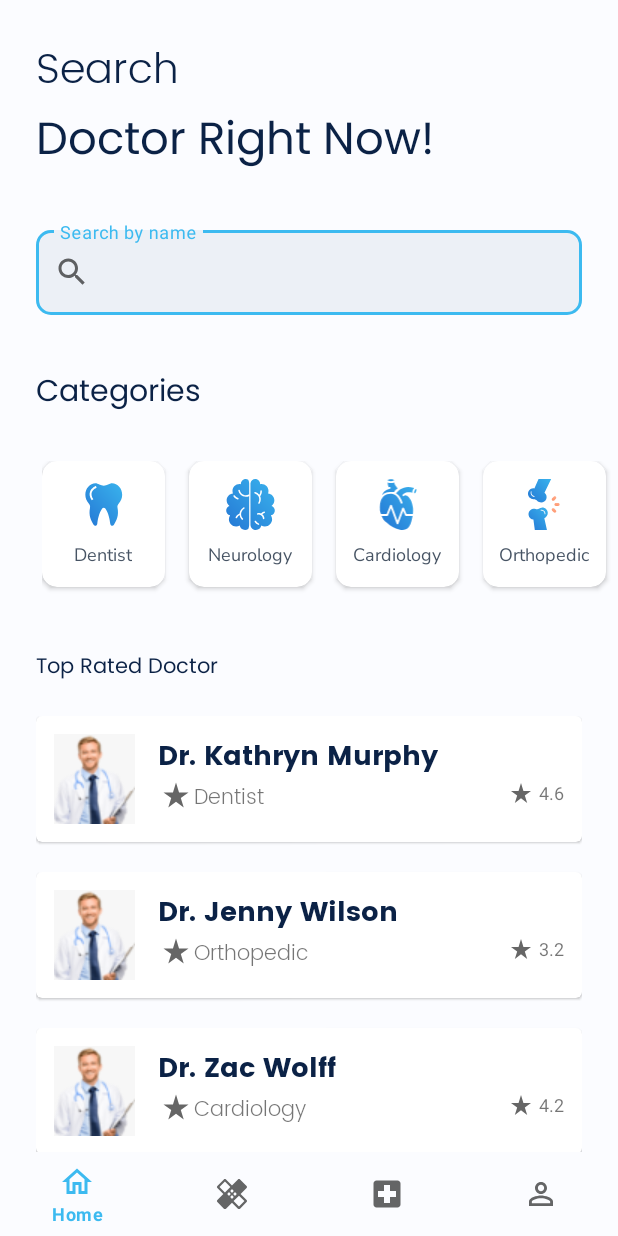
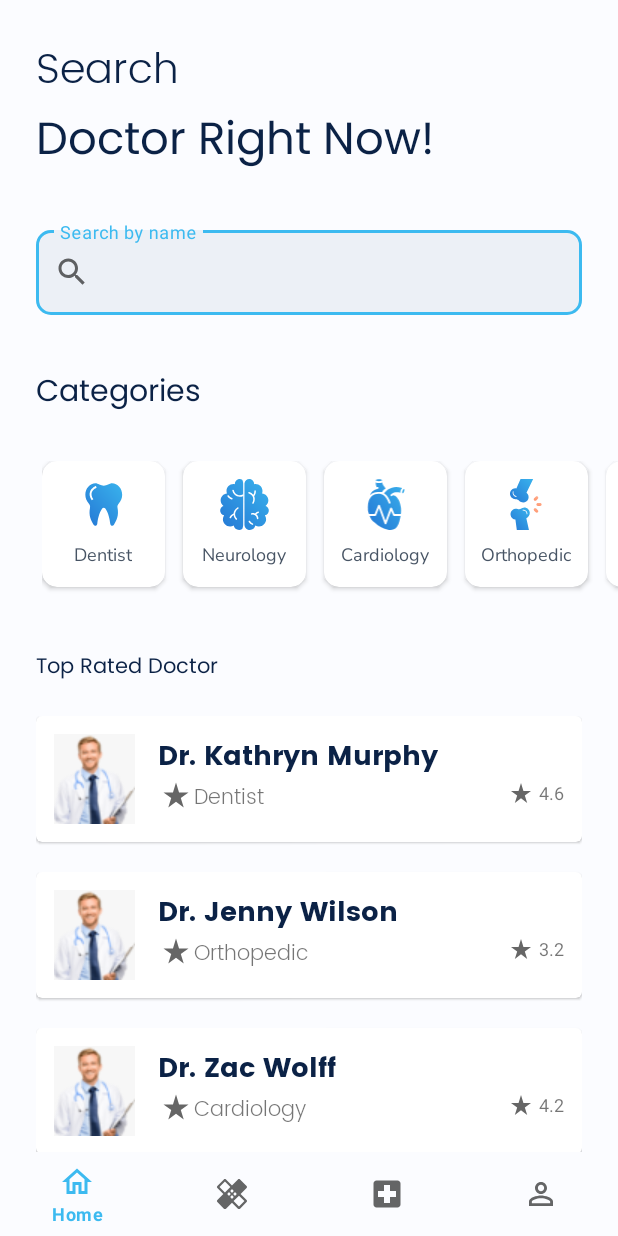
Before and after one commit to BurkClik/doctor-appointment, an Android app: the screen it shows after launch (MainActivity), on a phone screen of 412 x 824 dp. Run offline under Robolectric (Android 15) with nearby library versions, the phone set to English and light mode, and no system bars; our stand-ins replace data binding.

Commit message:
Add doctor and category itemDecorator

```diff
--- a/app/src/main/java/com/example/doctorappointment/adapter/CategoryAdapter.kt
+++ b/app/src/main/java/com/example/doctorappointment/adapter/CategoryAdapter.kt
@@ -6,13 +6,13 @@ import androidx.recyclerview.widget.DiffUtil
 import androidx.recyclerview.widget.ListAdapter
 import androidx.recyclerview.widget.RecyclerView
 import com.example.doctorappointment.data.local.Category
-import com.example.doctorappointment.databinding.CategoryCardBinding
+import com.example.doctorappointment.databinding.ItemCategoryBinding
 
 class CategoryAdapter : ListAdapter<Category, CategoryAdapter.CategoryViewHolder>(DIFF_CALLBACK) {
 
     override fun onCreateViewHolder(parent: ViewGroup, viewType: Int): CategoryViewHolder {
         val binding =
-            CategoryCardBinding.inflate(LayoutInflater.from(parent.context), parent, false)
+            ItemCategoryBinding.inflate(LayoutInflater.from(parent.context), parent, false)
         return CategoryViewHolder(binding)
     }
 
@@ -20,7 +20,7 @@ class CategoryAdapter : ListAdapter<Category, CategoryAdapter.CategoryViewHolder
         holder.bind(getItem(position))
     }
 
-    class CategoryViewHolder(private val binding: CategoryCardBinding) :
+    class CategoryViewHolder(private val binding: ItemCategoryBinding) :
         RecyclerView.ViewHolder(binding.root) {
 
             fun bind(category: Category) {
--- a/app/src/main/java/com/example/doctorappointment/adapter/DoctorAdapter.kt
+++ b/app/src/main/java/com/example/doctorappointment/adapter/DoctorAdapter.kt
@@ -7,12 +7,12 @@ import androidx.recyclerview.widget.ListAdapter
 import androidx.recyclerview.widget.RecyclerView
 import com.example.doctorappointment.R
 import com.example.doctorappointment.data.local.Doctor
-import com.example.doctorappointment.databinding.DoctorCardBinding
+import com.example.doctorappointment.databinding.ItemDoctorBinding
 
 class DoctorAdapter : ListAdapter<Doctor, DoctorAdapter.DoctorViewHolder>(DIFF_CALLBACK) {
 
     override fun onCreateViewHolder(parent: ViewGroup, viewType: Int): DoctorViewHolder {
-        val binding = DoctorCardBinding.inflate(LayoutInflater.from(parent.context), parent, false)
+        val binding = ItemDoctorBinding.inflate(LayoutInflater.from(parent.context), parent, false)
         return DoctorViewHolder(binding)
     }
 
@@ -20,7 +20,7 @@ class DoctorAdapter : ListAdapter<Doctor, DoctorAdapter.DoctorViewHolder>(DIFF_C
         holder.bind(getItem(position))
     }
 
-    class DoctorViewHolder(private val binding: DoctorCardBinding) :
+    class DoctorViewHolder(private val binding: ItemDoctorBinding) :
         RecyclerView.ViewHolder(binding.root) {
             fun bind(doctor: Doctor) {
                 binding.doctorName.text = doctor.doctorName
--- /dev/null
+++ b/app/src/main/java/com/example/doctorappointment/ui/home/CategoryDecorator.kt
@@ -0,0 +1,18 @@
+package com.example.doctorappointment.ui.home
+
+import android.graphics.Rect
+import android.view.View
+import androidx.recyclerview.widget.RecyclerView
+import com.example.doctorappointment.R
+
+class CategoryDecorator : RecyclerView.ItemDecoration() {
+    override fun getItemOffsets(
+        outRect: Rect,
+        view: View,
+        parent: RecyclerView,
+        state: RecyclerView.State
+    ) {
+        val spacing = view.context.resources.getDimensionPixelSize(R.dimen.item_category_margin)
+        outRect.right = spacing
+    }
+}
--- /dev/null
+++ b/app/src/main/java/com/example/doctorappointment/ui/home/DoctorDecorator.kt
@@ -0,0 +1,18 @@
+package com.example.doctorappointment.ui.home
+
+import android.graphics.Rect
+import android.view.View
+import androidx.recyclerview.widget.RecyclerView
+import com.example.doctorappointment.R
+
+class DoctorDecorator : RecyclerView.ItemDecoration() {
+    override fun getItemOffsets(
+        outRect: Rect,
+        view: View,
+        parent: RecyclerView,
+        state: RecyclerView.State
+    ) {
+        val spacing = view.context.resources.getDimensionPixelSize(R.dimen.item_doctor_margin)
+        outRect.bottom = spacing
+    }
+}
--- a/app/src/main/java/com/example/doctorappointment/ui/home/HomeFragment.kt
+++ b/app/src/main/java/com/example/doctorappointment/ui/home/HomeFragment.kt
@@ -42,6 +42,7 @@ class HomeFragment : Fragment() {
         // Initialize category data
         binding.recyclerviewCard.apply {
             adapter = categoryAdapter
+            addItemDecoration(CategoryDecorator())
         }
 
         viewModel.categories.observe(viewLifecycleOwner) {
@@ -51,6 +52,7 @@ class HomeFragment : Fragment() {
         // Initialize doctor data
         binding.recyclerviewDoctor.apply {
             adapter = doctorAdapter
+            addItemDecoration(DoctorDecorator())
         }
 
         viewModel.doctors.observe(viewLifecycleOwner) {
--- a/app/src/main/res/layout/fragment_home.xml
+++ b/app/src/main/res/layout/fragment_home.xml
@@ -81,7 +81,7 @@
             app:layoutManager="androidx.recyclerview.widget.LinearLayoutManager"
             app:layout_constraintStart_toStartOf="@id/guidelineStart"
             app:layout_constraintTop_toBottomOf="@id/text_categories"
-            tools:listitem="@layout/category_card" />
+            tools:listitem="@layout/item_category" />
 
         <TextView
             android:id="@+id/top_rated_doctor"
@@ -105,7 +105,7 @@
             app:layout_constraintEnd_toEndOf="@+id/guidelineEnd"
             app:layout_constraintStart_toStartOf="@+id/guidelineStart"
             app:layout_constraintTop_toBottomOf="@id/top_rated_doctor"
-            tools:listitem="@layout/doctor_card" />
+            tools:listitem="@layout/item_doctor" />
 
         <androidx.constraintlayout.widget.Guideline
             android:id="@+id/guidelineStart"
--- a/app/src/main/res/layout/category_card.xml
+++ b/app/src/main/res/layout/item_category.xml
@@ -5,7 +5,6 @@
     android:orientation="vertical"
     android:backgroundTint="@color/white"
     app:cardCornerRadius="10dp"
-    android:layout_marginEnd="16dp"
     xmlns:app="http://schemas.android.com/apk/res-auto">
 
     <androidx.appcompat.widget.LinearLayoutCompat
--- a/app/src/main/res/layout/doctor_card.xml
+++ b/app/src/main/res/layout/item_doctor.xml
@@ -2,8 +2,7 @@
 <com.google.android.material.card.MaterialCardView xmlns:android="http://schemas.android.com/apk/res/android"
     xmlns:app="http://schemas.android.com/apk/res-auto"
     android:layout_width="match_parent"
-    android:layout_height="84dp"
-    android:layout_marginBottom="20dp">
+    android:layout_height="84dp">
 
     <androidx.constraintlayout.widget.ConstraintLayout
         android:layout_width="match_parent"
--- a/app/src/main/res/values/dimens.xml
+++ b/app/src/main/res/values/dimens.xml
@@ -1,4 +1,6 @@
 <?xml version="1.0" encoding="utf-8"?>
 <resources>
     <dimen name="radius_text_input_view">30dp</dimen>
+    <dimen name="item_doctor_margin">20dp</dimen>
+    <dimen name="item_category_margin">12dp</dimen>
 </resources>
```
